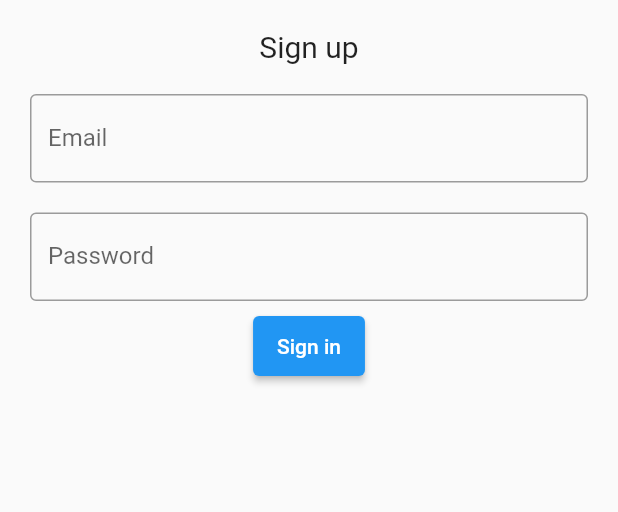
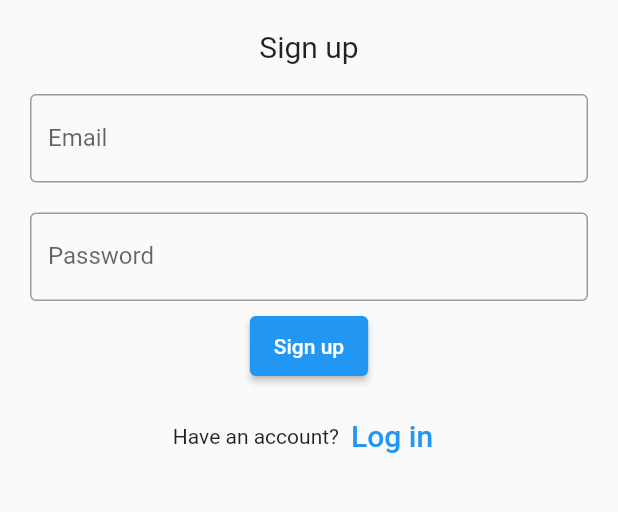
Before and after one commit to alpshad/Music-Matcher, a Flutter app: the SignupScreen screen opened by its route, on a phone screen of 412 x 824 dp, the part 167-679 px from its top. Run offline on Flutter 3.47's test engine with Material 2 defaults, Android fonts, the phone set to English and light mode, and no system bars; our stand-ins replace firebase_auth, firebase_core; missing offline and left inert: flutter_web_auth, spotify_sdk; accounts and stored records are empty.

Commit message:
Removed spotify_sdk package and misc changes

```diff
--- a/lib/main.dart
+++ b/lib/main.dart
@@ -59,7 +59,6 @@ class MyApp extends StatelessWidget {
         // is not restarted.
         primarySwatch: Colors.blue,
       ),
-      home: const LoginScreen(title: 'Music Matcher Login'),
       initialRoute: '/',
       routes: {
         '/': (context) => const HomeScreen(),
@@ -141,7 +140,7 @@ class _LoginScreen extends State<LoginScreen> {
                 alignment: Alignment.center,
                 padding: const EdgeInsets.all(10),
                 child: const Text(
-                  'Sign in',
+                  'Log in',
                   style: TextStyle(fontSize: 20),
                 )),
             Form(
@@ -200,8 +199,6 @@ class _LoginScreen extends State<LoginScreen> {
                       onPressed: () async {
                         if (_formKey.currentState!.validate()) {
                           // Log in
-                          print(nameController.text);
-                          print(passwordController.text);
                           bool error = await login(nameController.text, passwordController.text);
                           if (!error)
                           {
@@ -361,7 +358,7 @@ class _SignupScreen extends State<SignupScreen> {
                     height: 50,
                     padding: const EdgeInsets.fromLTRB(10, 10, 10, 0),
                     child: ElevatedButton(
-                      child: const Text('Sign in'),
+                      child: const Text('Sign up'),
                       onPressed: () async {
                         if (_formKey.currentState!.validate()) {
                           // Log in
@@ -391,7 +388,28 @@ class _SignupScreen extends State<SignupScreen> {
                   ),
                 ]
               )
-            )
+            ),
+            Row(
+              children: <Widget>[
+                const Text('Have an account?'),
+                TextButton(
+                  child: const Text(
+                    'Log in',
+                    style: TextStyle(fontSize: 20),
+                  ),
+                  onPressed: () {
+                    Navigator.pushReplacement(
+                      context,
+                      MaterialPageRoute(builder: (context) {
+                        return const LoginScreen(title: "Music Matcher");
+                      }),
+                    );
+                    //signup screen
+                  },
+                )
+              ],
+              mainAxisAlignment: MainAxisAlignment.center,
+            ),
           ]
         )
       )
--- a/pubspec.yaml
+++ b/pubspec.yaml
@@ -36,7 +36,6 @@ dependencies:
   # Use with the CupertinoIcons class for iOS style icons.
   cupertino_icons: ^1.0.2
   firebase_core: ^1.13.1
-  spotify_sdk: ^2.2.0
   cloud_firestore: ^3.1.10
   firebase_auth: ^3.3.10
   provider: ^6.0.2
```
Also changed, not shown: pubspec.lock.
